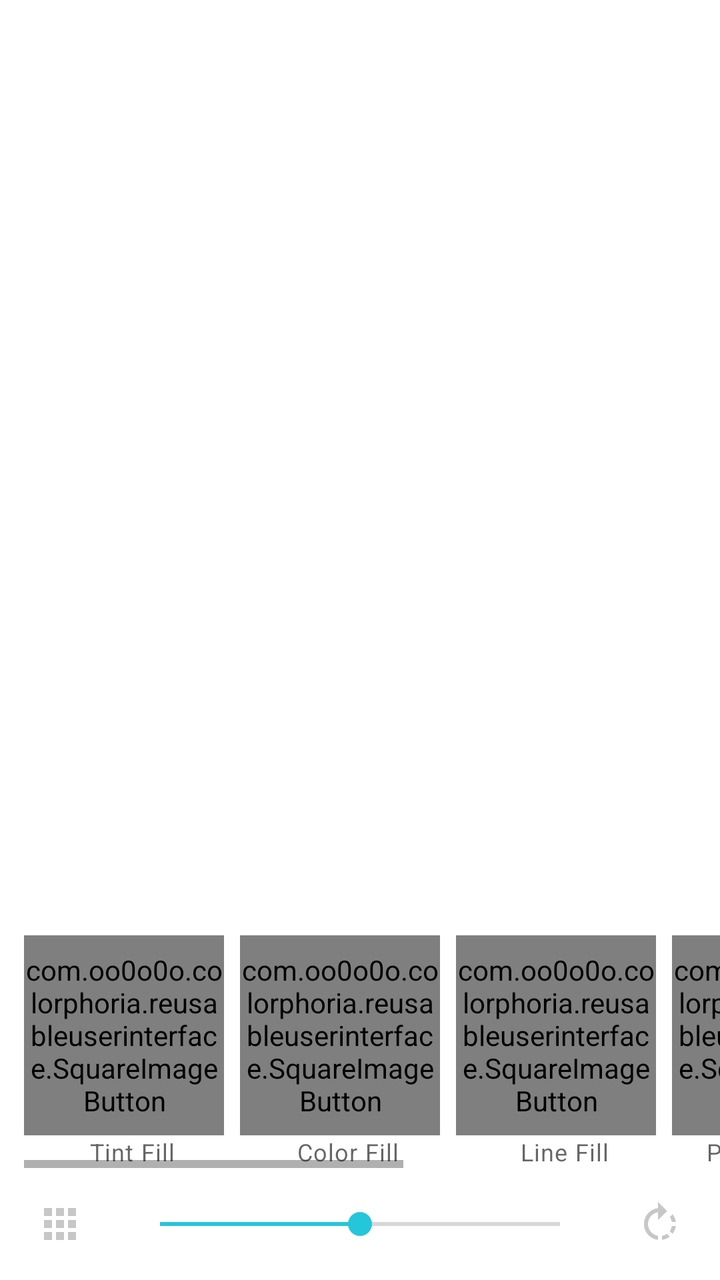
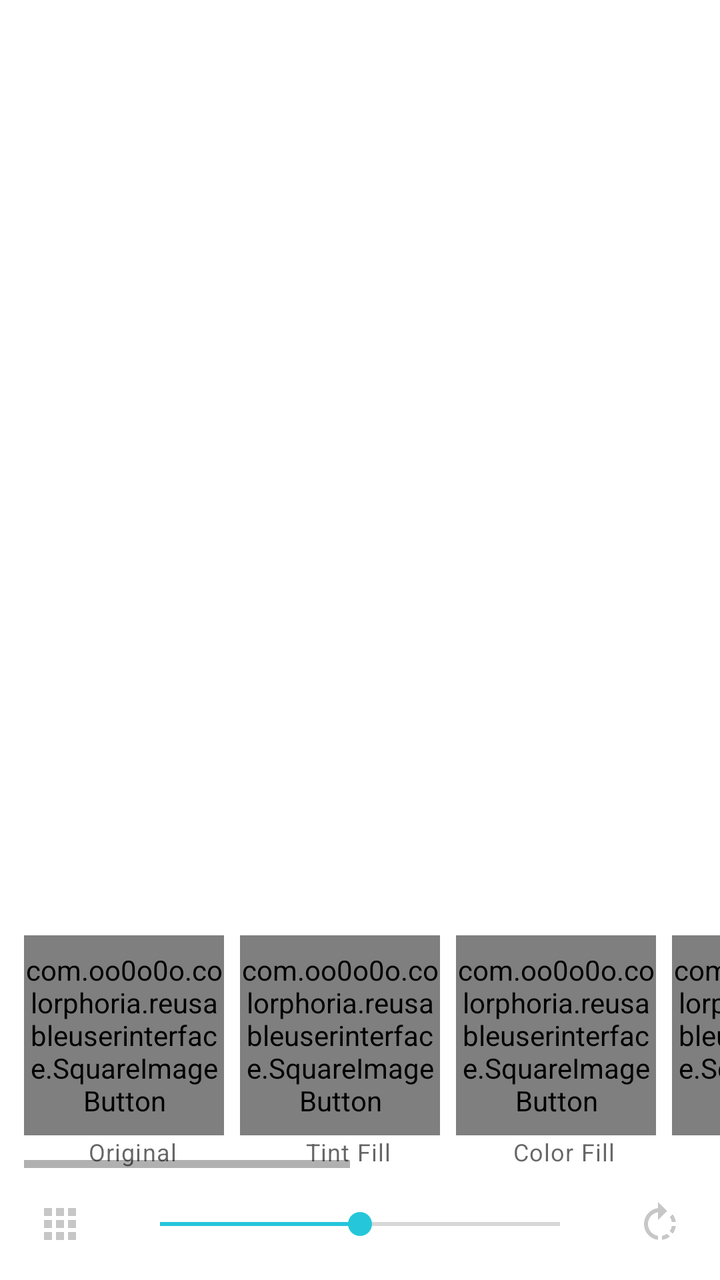

Compare the two renders of this Android layout. The source of the first and the diff that turns it into the second are given below.
<!-- AndroidManifest.xml: application theme AppTheme -->
<!-- res/layout/activity_pic_edit.xml -->
<?xml version="1.0" encoding="utf-8"?>
<LinearLayout xmlns:android="http://schemas.android.com/apk/res/android"
    xmlns:tools="http://schemas.android.com/tools"
    android:id="@+id/outer_layout"
    android:layout_width="match_parent"
    android:layout_height="match_parent"
    android:orientation="vertical"
    tools:context="com.oo0o0o.colorphoria.activities.loggedinactivities.PicEditActivity" >

    <RelativeLayout
        android:id="@+id/imageAreaLayout"
        android:layout_width="match_parent"
        android:layout_height="0dp"
        android:layout_weight="7"
        android:orientation="vertical">

        <ImageView
            android:layout_width="match_parent"
            android:layout_height="match_parent"
            android:id="@+id/theImage"
            android:layout_centerInParent="true" />

        <ProgressBar
            style="?android:attr/progressBarStyleLarge"
            android:layout_width="wrap_content"
            android:layout_height="wrap_content"
            android:id="@+id/progress_bar"
            android:layout_centerVertical="true"
            android:layout_centerHorizontal="true"
            android:indeterminate="true"
            android:visibility="gone"/>
    </RelativeLayout>

    <LinearLayout
        android:layout_width="match_parent"
        android:layout_height="wrap_content"
        android:background="@color/colorPrimary"
        android:orientation="vertical"
        android:id="@+id/effect_ctrl_layout"
        android:visibility="visible">

        <HorizontalScrollView
            android:layout_width="wrap_content"
            android:layout_height="wrap_content"
            android:layout_gravity="center"
            android:paddingStart="@dimen/activity_horizontal_margin"
            android:layout_marginTop="@dimen/activity_vertical_margin"
            >

            <LinearLayout
                android:id="@+id/icon_linear_layout"
                android:layout_width="wrap_content"
                android:layout_height="match_parent"
                android:orientation="horizontal">

                <LinearLayout

                    android:layout_width="wrap_content"
                    android:layout_height="wrap_content"
                    android:orientation="vertical"
                    android:clipToPadding="false">

                    <com.oo0o0o.colorphoria.reusableuserinterface.SquareImageButton
                        android:id="@+id/random_bleed_button"
                        android:layout_width="100dp"
                        android:layout_height="100dp"
                        android:background="@drawable/button_effect"
                        android:layout_marginRight="@dimen/smallish_margin"
                        android:scaleType="centerCrop"
                        android:clickable="false" />

                    <TextView
                        android:layout_width="match_parent"
                        android:layout_height="wrap_content"
                        android:textAppearance="@style/TextAppearance.MaterialComponents.Caption"
                        android:gravity="center"
                        android:text="@string/pic_edit_effect_tint_fill"
                        />
                </LinearLayout>

                <LinearLayout

                    android:layout_width="wrap_content"
                    android:layout_height="wrap_content"
                    android:orientation="vertical">

                    <com.oo0o0o.colorphoria.reusableuserinterface.SquareImageButton
                        android:id="@+id/random_flood_button"
                        android:layout_width="100dp"
                        android:layout_height="100dp"
                        android:background="@drawable/button_effect"
                        android:layout_marginRight="@dimen/smallish_margin"
                        android:scaleType="centerCrop"
                        android:clickable="false" />

                    <TextView
                        android:layout_width="match_parent"
                        android:layout_height="wrap_content"
                        android:textAppearance="@style/TextAppearance.MaterialComponents.Caption"
                        android:gravity="center"
                        android:text="@string/pic_edit_effect_color_fill"
                        />
                </LinearLayout>

                <LinearLayout

                    android:layout_width="wrap_content"
                    android:layout_height="wrap_content"
                    android:orientation="vertical">

                    <com.oo0o0o.colorphoria.reusableuserinterface.SquareImageButton
                        android:id="@+id/random_line_button"
                        android:layout_width="100dp"
                        android:layout_height="100dp"
                        android:background="@drawable/button_effect"
                        android:layout_marginRight="@dimen/smallish_margin"
                        android:scaleType="centerCrop"
                        android:clickable="false" />

                    <TextView
                        android:layout_width="match_parent"
                        android:layout_height="wrap_content"
                        android:textAppearance="@style/TextAppearance.MaterialComponents.Caption"
                        android:gravity="center"
                        android:text="@string/pic_edit_effect_line_fill"
                        />
                </LinearLayout>

                <LinearLayout

                    android:layout_width="wrap_content"
                    android:layout_height="wrap_content"
                    android:orientation="vertical">

                    <com.oo0o0o.colorphoria.reusableuserinterface.SquareImageButton
                        android:id="@+id/invert_button"
                        android:layout_width="100dp"
                        android:layout_height="100dp"
                        android:layout_marginRight="@dimen/smallish_margin"
                        android:background="@drawable/button_effect"
                        android:clickable="false"
                        android:scaleType="centerCrop" />

                    <TextView
                        android:layout_width="match_parent"
                        android:layout_height="wrap_content"
                        android:textAppearance="@style/TextAppearance.MaterialComponents.Caption"
                        android:gravity="center"
                        android:text="@string/pic_edit_effect_partial_invert"
                        />
                </LinearLayout>

                <LinearLayout

                    android:layout_width="wrap_content"
                    android:layout_height="wrap_content"
                    android:orientation="vertical">

                    <com.oo0o0o.colorphoria.reusableuserinterface.SquareImageButton
                        android:id="@+id/outline_button"
                        android:layout_width="100dp"
                        android:layout_height="100dp"
                        android:background="@drawable/button_effect"
                        android:layout_marginRight="@dimen/smallish_margin"
                        android:scaleType="centerCrop"
                        android:clickable="false" />

                    <TextView
                        android:layout_width="match_parent"
                        android:layout_height="wrap_content"
                        android:textAppearance="@style/TextAppearance.MaterialComponents.Caption"
                        android:gravity="center"
                        android:text="@string/pic_edit_effect_outline"
                        />
                </LinearLayout>

                <LinearLayout

                    android:layout_width="wrap_content"
                    android:layout_height="wrap_content"
                    android:orientation="vertical">

                    <com.oo0o0o.colorphoria.reusableuserinterface.SquareImageButton
                        android:id="@+id/threshold_button"
                        android:layout_width="100dp"
                        android:layout_height="100dp"
                        android:background="@drawable/button_effect"
                        android:layout_marginRight="@dimen/smallish_margin"
                        android:scaleType="centerCrop"
                        android:clickable="false" />

                    <TextView
                        android:layout_width="match_parent"
                        android:layout_height="wrap_content"
                        android:textAppearance="@style/TextAppearance.MaterialComponents.Caption"
                        android:gravity="center"
                        android:text="@string/pic_edit_effect_threshold"
                        />
                </LinearLayout>

        </LinearLayout>
        </HorizontalScrollView>


        <LinearLayout
            android:layout_width="match_parent"
            android:layout_height="?attr/actionBarSize">

            <ImageButton
                android:id="@+id/choose_palette"
                android:layout_width="0dp"
                android:layout_height="match_parent"
                android:layout_weight="2"
                android:background="@drawable/button_selector_small"
                android:onClick="onChoosePalette"
                android:src="@drawable/ic_chooser_24dp"
                android:clickable="false" />

            <SeekBar
                android:id="@+id/effect_ctrl_seekbar"
                android:layout_width="0dp"
                android:layout_height="match_parent"
                android:layout_weight="8"
                android:padding="@dimen/activity_vertical_margin"
                android:layout_alignParentBottom="true"
                android:progress="50" />

            <ImageButton
                android:id="@+id/rotate_right"
                android:layout_width="0dp"
                android:layout_height="match_parent"
                android:layout_weight="2"
                android:background="@drawable/button_selector_small"
                android:onClick="onRotateRight"
                android:src="@drawable/ic_rotate_right_24dp"
                android:clickable="false" />

        </LinearLayout>
    </LinearLayout>
</LinearLayout>
<!-- resources referenced by this layout -->
<resources>
  <color name="colorPrimary">#ffffffff</color>
  <dimen name="activity_horizontal_margin">12dp</dimen>
  <dimen name="activity_vertical_margin">20dp</dimen>
  <dimen name="smallish_margin">8dp</dimen>
  <!-- drawable button_effect (drawable) -->
  <layer-list xmlns:android="http://schemas.android.com/apk/res/android" >
      <item>
          <shape android:shape="rectangle" >
  
              <solid android:color="#00FFFFFF" />
          </shape>
      </item>
  </layer-list>
  <!-- drawable button_selector_small (drawable) -->
  <?xml version="1.0" encoding="utf-8"?>
  <selector xmlns:android="http://schemas.android.com/apk/res/android" >
      <item android:state_pressed="true" >
          <shape android:shape="rectangle"  >
              <solid android:color="#ffeeeeee"/>
          </shape>
     </item>
     <item>
         <shape android:shape="rectangle">
             <solid android:color="#00000000"/>
         </shape>
      </item>
  </selector>
  <!-- drawable ic_chooser_24dp (drawable) -->
  <vector xmlns:android="http://schemas.android.com/apk/res/android"
          android:width="24dp"
          android:height="24dp"
          android:viewportWidth="24.0"
          android:viewportHeight="24.0">
      
      <path
          android:fillColor="#ffc7c7c7"
          android:pathData="M4,8h4L8,4L4,4v4zM10,20h4v-4h-4v4zM4,20h4v-4L4,16v4zM4,14h4v-4L4,10v4zM10,14h4v-4h-4v4zM16,4v4h4L20,4h-4zM10,8h4L14,4h-4v4zM16,14h4v-4h-4v4zM16,20h4v-4h-4v4z"/>
  </vector>
  <!-- drawable ic_rotate_right_24dp (drawable) -->
  <vector xmlns:android="http://schemas.android.com/apk/res/android"
          android:width="24dp"
          android:height="24dp"
          android:viewportWidth="24.0"
          android:viewportHeight="24.0">
      
      <path
          android:fillColor="#ffc7c7c7"
          android:pathData="M15.55,5.55L11,1v3.07C7.06,4.56 4,7.92 4,12s3.05,7.44 7,7.93v-2.02c-2.84,-0.48 -5,-2.94 -5,-5.91s2.16,-5.43 5,-5.91V10l4.55,-4.45zM19.93,11c-0.17,-1.39 -0.72,-2.73 -1.62,-3.89l-1.42,1.42c0.54,0.75 0.88,1.6 1.02,2.47h2.02zM13,17.9v2.02c1.39,-0.17 2.74,-0.71 3.9,-1.61l-1.44,-1.44c-0.75,0.54 -1.59,0.89 -2.46,1.03zm3.89,-2.42l1.42,1.41c0.9,-1.16 1.45,-2.5 1.62,-3.89h-2.02c-0.14,0.87 -0.48,1.72 -1.02,2.48z"/>
  </vector>
  <string name="pic_edit_effect_color_fill">Color Fill</string>
  <string name="pic_edit_effect_line_fill">Line Fill</string>
  <string name="pic_edit_effect_outline">Outline</string>
  <string name="pic_edit_effect_partial_invert">Partial Invert</string>
  <string name="pic_edit_effect_threshold">Threshold</string>
  <string name="pic_edit_effect_tint_fill">Tint Fill</string>
  <style name="AppTheme" parent="BaseTheme" />
  <style name="BaseTheme" parent="Theme.MaterialComponents.Light.DarkActionBar">
          <item name="colorPrimary">@color/colorSecondary</item>
          <item name="colorPrimaryDark">@color/colorSecondaryDark</item> 
          <item name="colorAccent">@color/colorSecondary</item> 
      </style>
  <color name="colorSecondary">#ff26c6da</color>
  <color name="colorSecondaryDark">#ff0095a8</color>
</resources>

<!-- the commit's change to res/layout/activity_pic_edit.xml (unified diff, before → after) -->
@@ -61,6 +61,31 @@
                     android:clipToPadding="false">
 
                     <com.oo0o0o.colorphoria.reusableuserinterface.SquareImageButton
+                        android:id="@+id/original_button"
+                        android:layout_width="100dp"
+                        android:layout_height="100dp"
+                        android:background="@drawable/button_effect"
+                        android:layout_marginRight="@dimen/smallish_margin"
+                        android:scaleType="centerCrop"
+                        android:clickable="false" />
+
+                    <TextView
+                        android:layout_width="match_parent"
+                        android:layout_height="wrap_content"
+                        android:textAppearance="@style/TextAppearance.MaterialComponents.Caption"
+                        android:gravity="center"
+                        android:text="@string/pic_edit_effect_original"
+                        />
+                </LinearLayout>
+
+                <LinearLayout
+
+                    android:layout_width="wrap_content"
+                    android:layout_height="wrap_content"
+                    android:orientation="vertical"
+                    android:clipToPadding="false">
+
+                    <com.oo0o0o.colorphoria.reusableuserinterface.SquareImageButton
                         android:id="@+id/random_bleed_button"
                         android:layout_width="100dp"
                         android:layout_height="100dp"
<!-- resource entries referenced after the edit -->
@@ -51,6 +51,7 @@
   </vector>
   <string name="pic_edit_effect_color_fill">Color Fill</string>
   <string name="pic_edit_effect_line_fill">Line Fill</string>
+  <string name="pic_edit_effect_original">Original</string>
   <string name="pic_edit_effect_outline">Outline</string>
   <string name="pic_edit_effect_partial_invert">Partial Invert</string>
   <string name="pic_edit_effect_threshold">Threshold</string>
